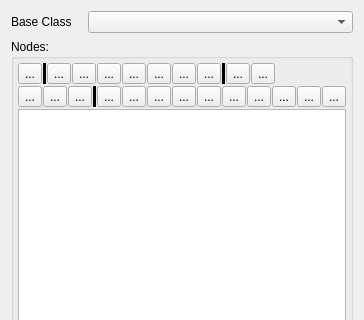
First picture: the form in Editor/src/Items/Entity/EntityWidget.ui, repository GameOverture/HarmonyEngine, before the edit; both pictures show x 0 to 364 and y 0 to 320 of the 364 by 797 pixel window.
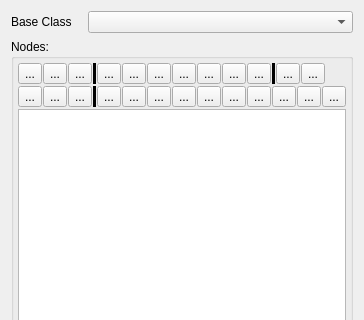
Second picture: the form after the edit. Icons and pictures are not drawn. Custom widgets are drawn as their Qt base class.

Patch:
```diff
--- a/Editor/src/Items/Entity/EntityWidget.ui
+++ b/Editor/src/Items/Entity/EntityWidget.ui
@@ -76,6 +76,20 @@
             </property>
            </widget>
           </item>
+          <item>
+           <widget class="QToolButton" name="toolButton_7">
+            <property name="text">
+             <string>...</string>
+            </property>
+           </widget>
+          </item>
+          <item>
+           <widget class="QToolButton" name="toolButton_8">
+            <property name="text">
+             <string>...</string>
+            </property>
+           </widget>
+          </item>
           <item>
            <widget class="Line" name="line_4">
             <property name="frameShadow">
```
Left out of the diff: 102 changed lines with no effect on the pictures.
